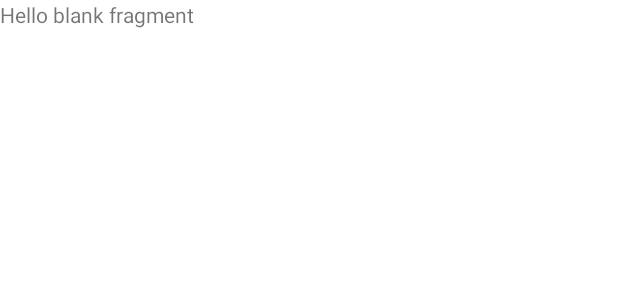
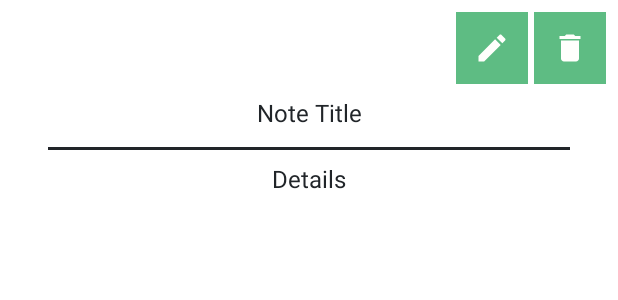
Before and after one commit to smensulaiman/Sticky-Note, an Android app: the layout fragment_note_details.xml on its own in the app's theme, with its tools: preview values and no code run, on a phone screen of 412 x 824 dp. Shown: the top 300 px of the screen. Run offline under Robolectric (Android 15) with nearby library versions, the phone set to English and light mode, and no system bars.

Commit message:
Note Details Added

```diff
--- a/app/src/main/java/com/suffixit/stickynote/adapter/NoteAdapter.java
+++ b/app/src/main/java/com/suffixit/stickynote/adapter/NoteAdapter.java
@@ -1,6 +1,7 @@
 package com.suffixit.stickynote.adapter;
 
 import android.content.Context;
+import android.util.Log;
 import android.view.LayoutInflater;
 import android.view.View;
 import android.view.ViewGroup;
@@ -55,6 +56,11 @@ public class NoteAdapter extends RecyclerView.Adapter<NoteAdapter.NoteViewHolder
         holder.txtNoteTitle.setText(note.getTitle());
         holder.txtNoteDescription.setText(note.getDescription());
         holder.dateTime.setText(new SimpleDateFormat("dd/MM/yyyy hh:mm").format(new Date(note.getNoteCreatedAt())));
+
+        holder.txtNoteDescription.setOnClickListener(v -> {
+            Log.d("ADAPTER", note.toString());
+            noteAdapterInterface.onClickItem(note);
+        });
 
         holder.container.setOnLongClickListener(v -> {
             if (holder.layoutDelete.getVisibility() != View.VISIBLE) {
--- a/app/src/main/java/com/suffixit/stickynote/adapter/NoteAdapterInterface.java
+++ b/app/src/main/java/com/suffixit/stickynote/adapter/NoteAdapterInterface.java
@@ -5,5 +5,6 @@ import com.suffixit.stickynote.model.Note;
 public interface NoteAdapterInterface {
 
     void onItemDelete(Note note);
+    void onClickItem(Note note);
 
 }
--- a/app/src/main/java/com/suffixit/stickynote/view/MainActivity.java
+++ b/app/src/main/java/com/suffixit/stickynote/view/MainActivity.java
@@ -6,6 +6,7 @@ import android.os.Bundle;
 import android.view.View;
 import android.widget.ImageView;
 import android.widget.TextView;
+import android.widget.Toast;
 
 import androidx.appcompat.app.AppCompatActivity;
 import androidx.constraintlayout.widget.Group;
@@ -44,6 +45,9 @@ public class MainActivity extends AppCompatActivity implements StickyBottomBarVi
 
     @BindView(R.id.groupWeather)
     Group groupWeather;
+
+    @BindView(R.id.groupHome)
+    Group groupHome;
 
     @OnClick(R.id.imgHome)
     public void changeFragmentToHome() {
@@ -116,4 +120,5 @@ public class MainActivity extends AppCompatActivity implements StickyBottomBarVi
             }
         }
     }
+
 }
--- /dev/null
+++ b/app/src/main/res/drawable/ic_delete.xml
@@ -0,0 +1,5 @@
+<vector android:height="24dp" android:tint="@color/color_white"
+    android:viewportHeight="24" android:viewportWidth="24"
+    android:width="24dp" xmlns:android="http://schemas.android.com/apk/res/android">
+    <path android:fillColor="@android:color/white" android:pathData="M6,19c0,1.1 0.9,2 2,2h8c1.1,0 2,-0.9 2,-2V7H6v12zM19,4h-3.5l-1,-1h-5l-1,1H5v2h14V4z"/>
+</vector>
--- /dev/null
+++ b/app/src/main/res/drawable/ic_edit.xml
@@ -0,0 +1,6 @@
+<vector android:height="24dp" android:tint="@color/color_white"
+    android:viewportHeight="24" android:viewportWidth="24"
+    android:width="24dp" xmlns:android="http://schemas.android.com/apk/res/android">
+    <path android:fillColor="@android:color/white"
+        android:pathData="M3,17.25V21h3.75L17.81,9.94l-3.75,-3.75L3,17.25zM20.71,7.04c0.39,-0.39 0.39,-1.02 0,-1.41l-2.34,-2.34c-0.39,-0.39 -1.02,-0.39 -1.41,0l-1.83,1.83 3.75,3.75 1.83,-1.83z"/>
+</vector>
--- a/app/src/main/res/layout/fragment_note_details.xml
+++ b/app/src/main/res/layout/fragment_note_details.xml
@@ -1,14 +1,72 @@
 <?xml version="1.0" encoding="utf-8"?>
-<FrameLayout xmlns:android="http://schemas.android.com/apk/res/android"
+<androidx.constraintlayout.widget.ConstraintLayout xmlns:android="http://schemas.android.com/apk/res/android"
+    xmlns:app="http://schemas.android.com/apk/res-auto"
     xmlns:tools="http://schemas.android.com/tools"
     android:layout_width="match_parent"
     android:layout_height="match_parent"
+    android:padding="8dp"
     tools:context=".view.NoteDetailsFragment">
 
-    <!-- TODO: Update blank fragment layout -->
+
+    <ImageView
+        android:id="@+id/imgEdit"
+        android:layout_width="wrap_content"
+        android:layout_height="wrap_content"
+        android:layout_marginEnd="4dp"
+        android:background="@color/color_green"
+        android:padding="12dp"
+        android:src="@drawable/ic_edit"
+        app:layout_constraintBottom_toTopOf="@id/txtNoteTitle"
+        app:layout_constraintEnd_toStartOf="@id/imgDelete"
+        app:layout_constraintTop_toTopOf="parent" />
+
+    <ImageView
+        android:id="@+id/imgDelete"
+        android:layout_width="wrap_content"
+        android:layout_height="wrap_content"
+        android:background="@color/color_green"
+        android:padding="12dp"
+        android:src="@drawable/ic_delete"
+        app:layout_constraintBottom_toBottomOf="@id/imgEdit"
+        app:layout_constraintEnd_toEndOf="parent"
+        app:layout_constraintTop_toTopOf="parent" />
+
     <TextView
+        android:id="@+id/txtNoteTitle"
         android:layout_width="match_parent"
-        android:layout_height="match_parent"
-        android:text="@string/hello_blank_fragment" />
+        android:layout_height="wrap_content"
+        android:gravity="center"
+        android:padding="8dp"
+        android:text="Note Title"
+        android:textColor="@color/color_black"
+        android:textSize="16sp"
+        app:layout_constraintEnd_toEndOf="parent"
+        app:layout_constraintStart_toStartOf="parent"
+        app:layout_constraintTop_toBottomOf="@id/imgDelete" />
 
-</FrameLayout>
+    <View
+        android:id="@+id/view"
+        android:layout_width="match_parent"
+        android:layout_height="2dp"
+        android:layout_marginHorizontal="24dp"
+        android:layout_marginVertical="4dp"
+        android:background="@color/color_black"
+        app:layout_constraintEnd_toEndOf="parent"
+        app:layout_constraintStart_toStartOf="parent"
+        app:layout_constraintTop_toBottomOf="@id/txtNoteTitle" />
+
+    <TextView
+        android:id="@+id/txtNoteDetails"
+        android:layout_width="match_parent"
+        android:layout_height="wrap_content"
+        android:layout_marginBottom="4dp"
+        android:gravity="center"
+        android:padding="8dp"
+        android:text="Details"
+        android:textColor="@color/color_black"
+        android:textSize="16sp"
+        app:layout_constraintEnd_toEndOf="parent"
+        app:layout_constraintStart_toStartOf="parent"
+        app:layout_constraintTop_toBottomOf="@id/view" />
+
+</androidx.constraintlayout.widget.ConstraintLayout>
```
Also changed, not shown: app/src/main/java/com/suffixit/stickynote/model/Note.java (+40 -1 lines), app/src/main/java/com/suffixit/stickynote/view/NoteDetailsFragment.java (+82 -3 lines), app/src/main/java/com/suffixit/stickynote/view/NotesFragment.java (+19 -3 lines), app/src/main/res/layout/activity_main.xml (+7 -0 lines).
